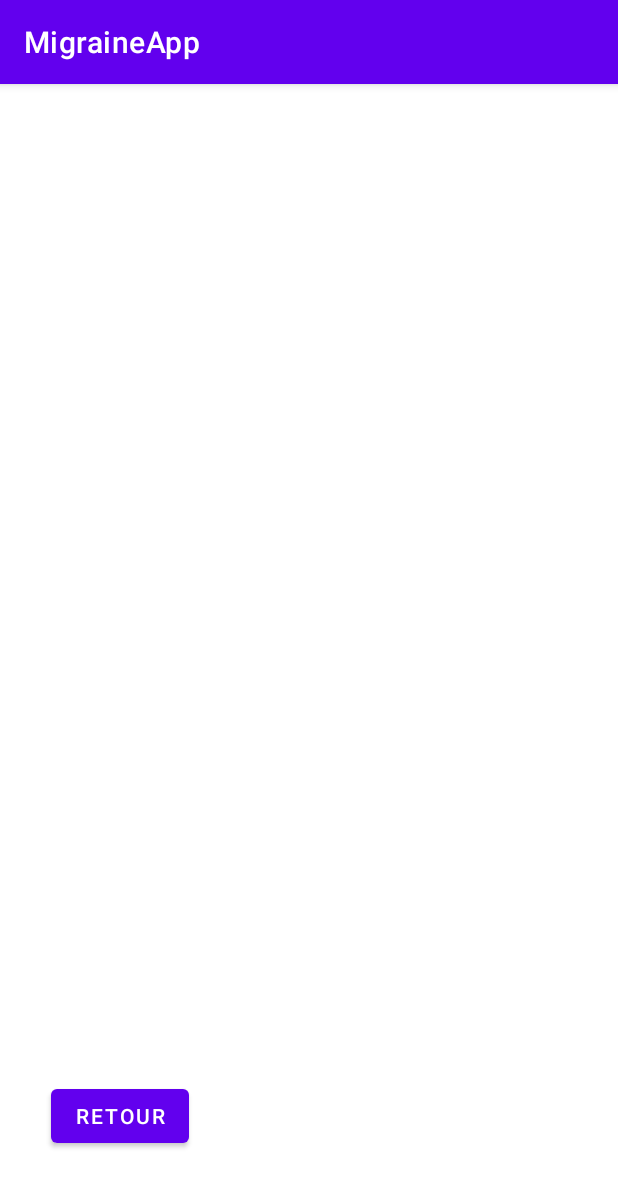
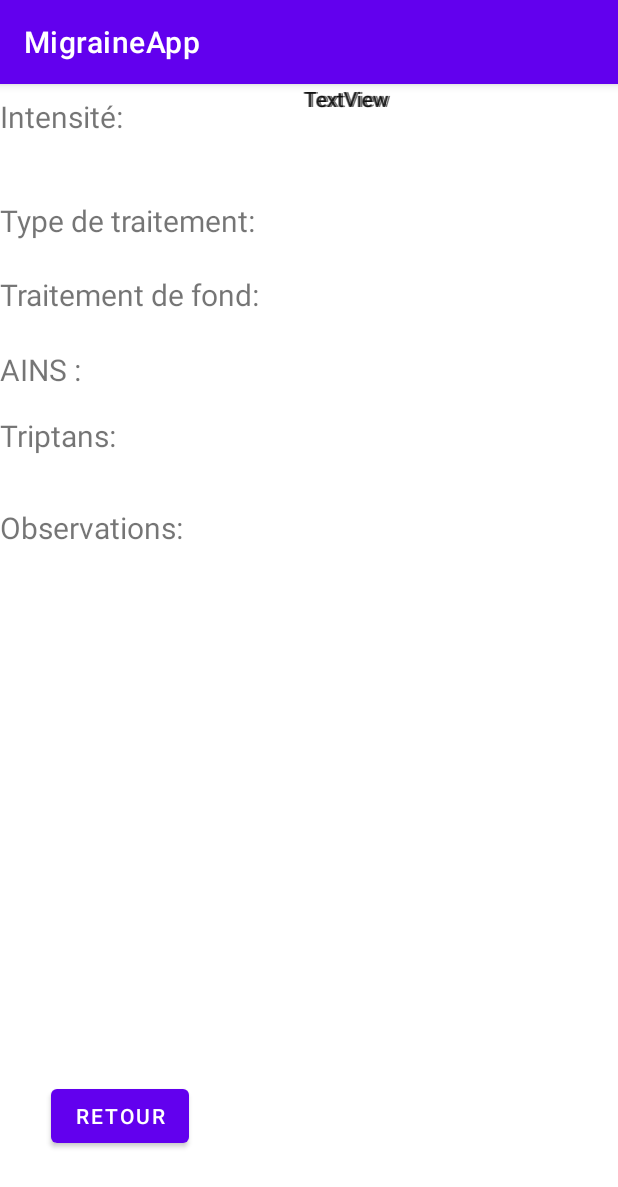
Before and after one commit to LucasVeliaBts/MigraineApp, an Android app: the Confirmer screen opened directly, with no data from a screen before it, on a phone screen of 412 x 824 dp. Shown: the top 1187 px of the screen. Run offline under Robolectric (Android 15) with nearby library versions, the phone set to English and light mode, and no system bars.

Commit message:
TP4 ENVOYER VERS DEUXIEME PAGE (manque la réception et le renvoie des pages avec info)

```diff
--- a/app/src/main/java/com/example/migraineapp/MainActivity.kt
+++ b/app/src/main/java/com/example/migraineapp/MainActivity.kt
@@ -8,6 +8,12 @@ import android.widget.*
 import androidx.appcompat.app.AppCompatActivity
 import com.example.migraineapp.databinding.ActivityMainBinding
 import java.util.*
+
+const val EXTRA_INTENSITE = "com.example.migraineapp.INTENSITE";
+const val EXTRA_AINS = "com.example.migraineapp.AINS";
+const val EXTRA_TRIPTANS = "com.example.migraineapp.TRIPTANS";
+const val EXTRA_TRAITEMENTDEFONDS = "com.example.migraineapp.TRAITEMENTDEFONDS";
+const val EXTRA_OBSERVATIONS = "com.example.migraineapp.OBSERVATIONS";
 
 class MainActivity : AppCompatActivity() {
     private lateinit var binding: ActivityMainBinding
@@ -22,16 +28,20 @@ class MainActivity : AppCompatActivity() {
         val aINSs = resources.getStringArray(R.array.AINS)
         val triptans = resources.getStringArray(R.array.Triptans)
         val traitementDeFonds = resources.getStringArray(R.array.Traitement_de_fond)
+        val observations = findViewById<EditText>(R.id.editTextObservations)
+
         val mPickTimeBtn = findViewById<Button>(R.id.pickDateBtn)
         val textView = findViewById<TextView>(R.id.dateTv)
         val calendrier = Calendar.getInstance()
         val year = calendrier.get(Calendar.YEAR)
         val month = calendrier.get(Calendar.MONTH)
         val day = calendrier.get(Calendar.DAY_OF_MONTH)
+
         val spinnerIntensities = findViewById<Spinner>(R.id.spinner_intensities)
         val spinnerAINS = findViewById<Spinner>(R.id.spinner_AINS)
         val spinnerTriptans = findViewById<Spinner>(R.id.spinner_triptans)
         val spinnerTraitementDeFond = findViewById<Spinner>(R.id.spinner_traitement_de_fond)
+
         boutonEnvoyer = findViewById(R.id.buttonEnvoyer)
 
 
@@ -144,8 +154,15 @@ class MainActivity : AppCompatActivity() {
         }
         val envoyerIntent: Intent = Intent(this, Confirmer::class.java)
         fun envoyermessage(): Unit {
+            val extras = Bundle()
+            val observation = observations.text
+            extras.putString(EXTRA_INTENSITE,spinnerIntensities.getSelectedItem().toString())
+            extras.putString(EXTRA_AINS,spinnerAINS.getSelectedItem().toString())
+            extras.putString(EXTRA_TRIPTANS,spinnerTriptans.getSelectedItem().toString())
+            extras.putString(EXTRA_TRAITEMENTDEFONDS,spinnerTraitementDeFond.getSelectedItem().toString())
+            extras.putString(EXTRA_OBSERVATIONS,observation.toString())
+            envoyerIntent.putExtras(extras)
             startActivity(envoyerIntent)
-
         }
         boutonEnvoyer.setOnClickListener{
             envoyermessage()
--- a/app/src/main/res/layout/activity_confirmer.xml
+++ b/app/src/main/res/layout/activity_confirmer.xml
@@ -6,6 +6,99 @@
     android:layout_height="match_parent"
     tools:context=".Confirmer">
 
+
+    <TextView
+        android:id="@+id/textView7"
+        android:layout_width="209dp"
+        android:layout_height="29dp"
+        android:text="TextView"
+        app:layout_constraintEnd_toEndOf="parent"
+        app:layout_constraintHorizontal_bias="1.0"
+        app:layout_constraintStart_toEndOf="@+id/textView3"
+        tools:layout_editor_absoluteY="279dp"
+        tools:ignore="MissingConstraints" />
+
+    <TextView
+        android:id="@+id/textView6"
+        android:layout_width="209dp"
+        android:layout_height="29dp"
+        android:text="TextView"
+        app:layout_constraintEnd_toEndOf="parent"
+        app:layout_constraintHorizontal_bias="1.0"
+        app:layout_constraintStart_toEndOf="@+id/txtView_intensities6"
+        tools:layout_editor_absoluteY="219dp"
+        tools:ignore="MissingConstraints" />
+
+    <TextView
+        android:id="@+id/textView5"
+        android:layout_width="210dp"
+        android:layout_height="32dp"
+        android:text="TextView"
+        app:layout_constraintEnd_toEndOf="parent"
+        app:layout_constraintHorizontal_bias="1.0"
+        app:layout_constraintStart_toEndOf="@+id/txtView_intensities4"
+        tools:layout_editor_absoluteY="176dp"
+        tools:ignore="MissingConstraints" />
+
+    <TextView
+        android:id="@+id/txtView_intensities5"
+        android:layout_width="411dp"
+        android:layout_height="39dp"
+        android:layout_marginTop="30dp"
+        android:text="Type de traitement:"
+        android:textSize="20dp"
+        app:layout_constraintEnd_toEndOf="parent"
+        app:layout_constraintHorizontal_bias="0.0"
+        app:layout_constraintStart_toStartOf="parent"
+        app:layout_constraintTop_toBottomOf="@+id/txtView_intensities"></TextView>
+
+    <TextView
+        android:id="@+id/txtView_intensities6"
+        android:layout_width="177dp"
+        android:layout_height="31dp"
+        android:layout_marginTop="10dp"
+        android:text="Triptans:"
+        android:textSize="20dp"
+        app:layout_constraintEnd_toEndOf="parent"
+        app:layout_constraintHorizontal_bias="0.0"
+        app:layout_constraintStart_toStartOf="parent"
+        app:layout_constraintTop_toBottomOf="@+id/txtView_intensities4"></TextView>
+
+    <TextView
+        android:id="@+id/txtView_intensities4"
+        android:layout_width="177dp"
+        android:layout_height="34dp"
+        android:layout_marginTop="10dp"
+        android:text="AINS :"
+        android:textSize="20dp"
+        app:layout_constraintEnd_toEndOf="parent"
+        app:layout_constraintHorizontal_bias="0.0"
+        app:layout_constraintStart_toStartOf="parent"
+        app:layout_constraintTop_toBottomOf="@+id/txtView_intensities3"></TextView>
+
+    <TextView
+        android:id="@+id/txtView_intensities3"
+        android:layout_width="177dp"
+        android:layout_height="40dp"
+        android:layout_marginTop="10dp"
+        android:text="Traitement de fond:"
+        android:textSize="20dp"
+        app:layout_constraintEnd_toEndOf="parent"
+        app:layout_constraintHorizontal_bias="0.0"
+        app:layout_constraintStart_toStartOf="parent"
+        app:layout_constraintTop_toBottomOf="@+id/txtView_intensities5"></TextView>
+
+    <TextView
+        android:id="@+id/txtView_intensities"
+        android:layout_width="411dp"
+        android:layout_height="39dp"
+        android:layout_marginTop="8dp"
+        android:text="Intensité:"
+        android:textSize="20dp"
+        app:layout_constraintEnd_toEndOf="parent"
+        app:layout_constraintHorizontal_bias="0.0"
+        app:layout_constraintStart_toStartOf="parent"
+        app:layout_constraintTop_toTopOf="parent"></TextView>
     <Button
         android:id="@+id/buttonRetour"
         android:layout_width="wrap_content"
@@ -17,4 +110,26 @@
         app:layout_constraintHorizontal_bias="0.106"
         app:layout_constraintStart_toStartOf="parent"
         tools:ignore="MissingConstraints" />
+
+    <TextView
+        android:id="@+id/textView3"
+        android:layout_width="177dp"
+        android:layout_height="28dp"
+        android:layout_marginTop="30dp"
+        android:text="Observations:"
+        android:textSize="20dp"
+        app:layout_constraintStart_toStartOf="parent"
+        app:layout_constraintTop_toBottomOf="@+id/txtView_intensities6" />
+
+    <TextView
+        android:id="@+id/textView4"
+        android:layout_width="208dp"
+        android:layout_height="36dp"
+        android:text="TextView"
+        app:layout_constraintEnd_toEndOf="parent"
+        app:layout_constraintHorizontal_bias="1.0"
+        app:layout_constraintStart_toEndOf="@+id/txtView_intensities3"
+        tools:layout_editor_absoluteY="126dp"
+        tools:ignore="MissingConstraints" />
+
 </androidx.constraintlayout.widget.ConstraintLayout>
```
